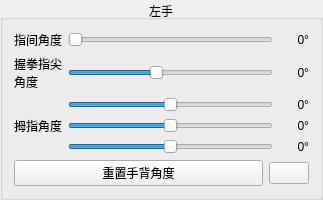
First picture: the form in ui/finger/h2FingerAdjustLockYawWidget.ui, repository FOHEART/MotionGloveUI, before the edit.
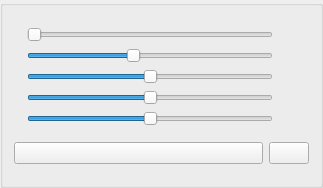
Second picture: the form after the edit.

```diff
--- a/ui/finger/h2FingerAdjustLockYawWidget.ui
+++ b/ui/finger/h2FingerAdjustLockYawWidget.ui
@@ -37,9 +37,6 @@
      <property name="enabled">
       <bool>true</bool>
      </property>
-     <property name="title">
-      <string>左手</string>
-     </property>
      <property name="alignment">
       <set>Qt::AlignCenter</set>
      </property>
@@ -54,9 +51,6 @@
           <property name="enabled">
            <bool>true</bool>
           </property>
-          <property name="text">
-           <string>重置手背角度</string>
-          </property>
          </widget>
         </item>
         <item>
@@ -100,9 +94,6 @@
             <height>0</height>
            </size>
           </property>
-          <property name="text">
-           <string>0°</string>
-          </property>
           <property name="alignment">
            <set>Qt::AlignRight|Qt::AlignTrailing|Qt::AlignVCenter</set>
           </property>
@@ -116,9 +107,6 @@
             <height>0</height>
            </size>
           </property>
-          <property name="text">
-           <string>0°</string>
-          </property>
           <property name="alignment">
            <set>Qt::AlignRight|Qt::AlignTrailing|Qt::AlignVCenter</set>
           </property>
@@ -126,10 +114,6 @@
         </item>
         <item row="1" column="0">
          <widget class="QLabel" name="LBL_figureAngleFist_hdr">
-          <property name="text">
-           <string>握拳指尖
-角度</string>
-          </property>
          </widget>
         </item>
         <item row="2" column="1">
@@ -153,9 +137,6 @@
             <height>0</height>
            </size>
           </property>
-          <property name="text">
-           <string>0°</string>
-          </property>
           <property name="alignment">
            <set>Qt::AlignRight|Qt::AlignTrailing|Qt::AlignVCenter</set>
           </property>
@@ -169,9 +150,6 @@
             <verstretch>0</verstretch>
            </sizepolicy>
           </property>
-          <property name="text">
-           <string>指间角度</string>
-          </property>
          </widget>
         </item>
         <item row="1" column="1">
@@ -195,9 +173,6 @@
             <height>0</height>
            </size>
           </property>
-          <property name="text">
-           <string>0°</string>
-          </property>
           <property name="alignment">
            <set>Qt::AlignRight|Qt::AlignTrailing|Qt::AlignVCenter</set>
           </property>
@@ -240,9 +215,6 @@
             <height>0</height>
            </size>
           </property>
-          <property name="text">
-           <string>0°</string>
-          </property>
           <property name="alignment">
            <set>Qt::AlignRight|Qt::AlignTrailing|Qt::AlignVCenter</set>
           </property>
@@ -250,9 +222,6 @@
         </item>
         <item row="2" column="0" rowspan="3">
          <widget class="QLabel" name="LBL_thumbFigureAngle_hdr">
-          <property name="text">
-           <string>拇指角度</string>
-          </property>
          </widget>
         </item>
        </layout>
```
